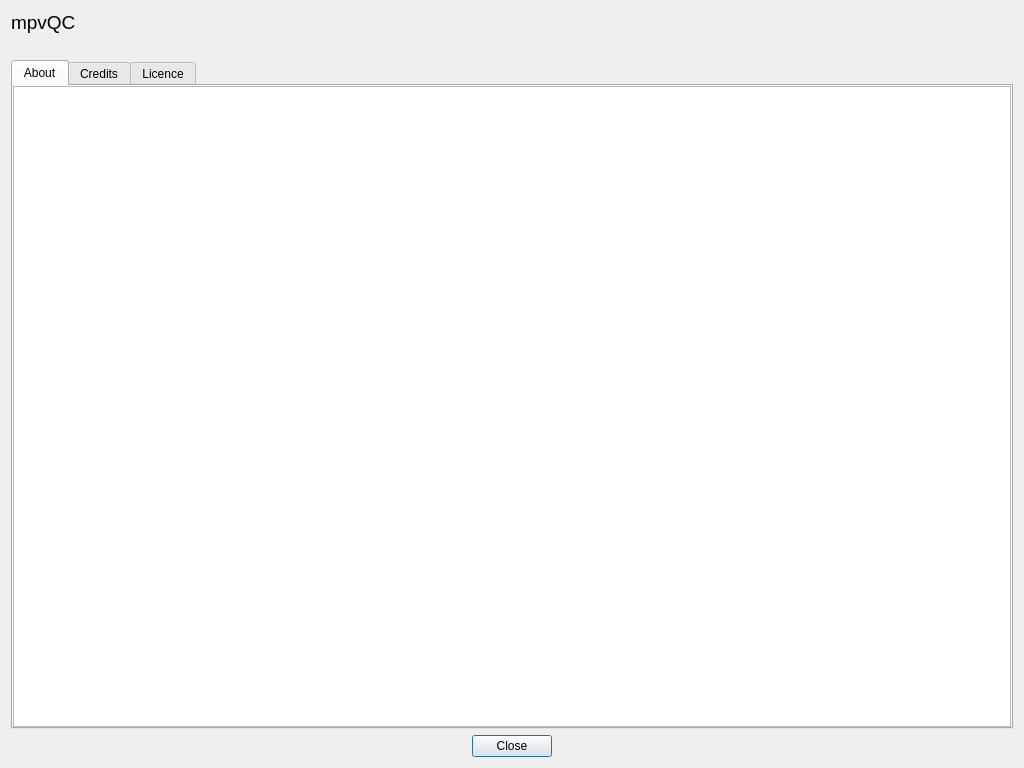
The window that gui/dialog_about.ui (mpvqc/mpvQC) describes before a commit, drawn with Qt 5.
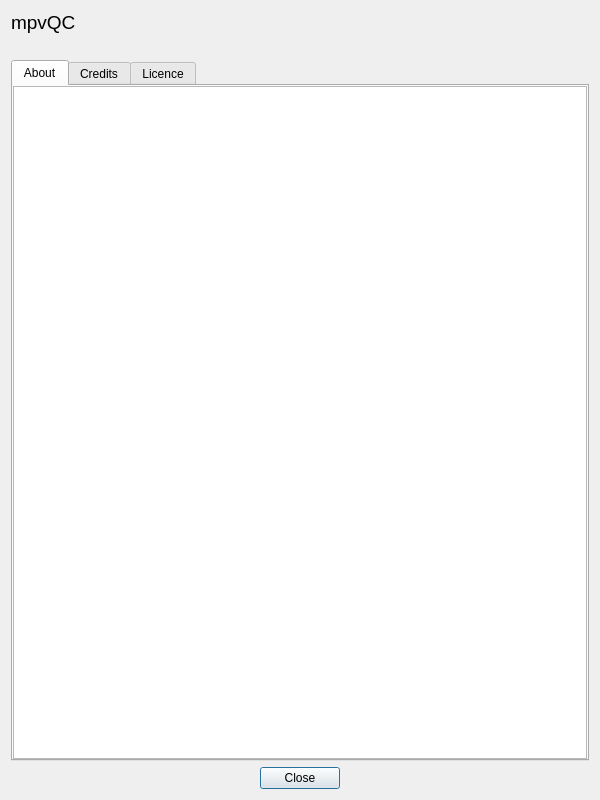
The same window after the commit.

```diff
--- a/gui/dialog_about.ui
+++ b/gui/dialog_about.ui
@@ -6,8 +6,8 @@
    <rect>
     <x>0</x>
     <y>0</y>
-    <width>1024</width>
-    <height>768</height>
+    <width>600</width>
+    <height>800</height>
    </rect>
   </property>
   <property name="windowTitle">
```
